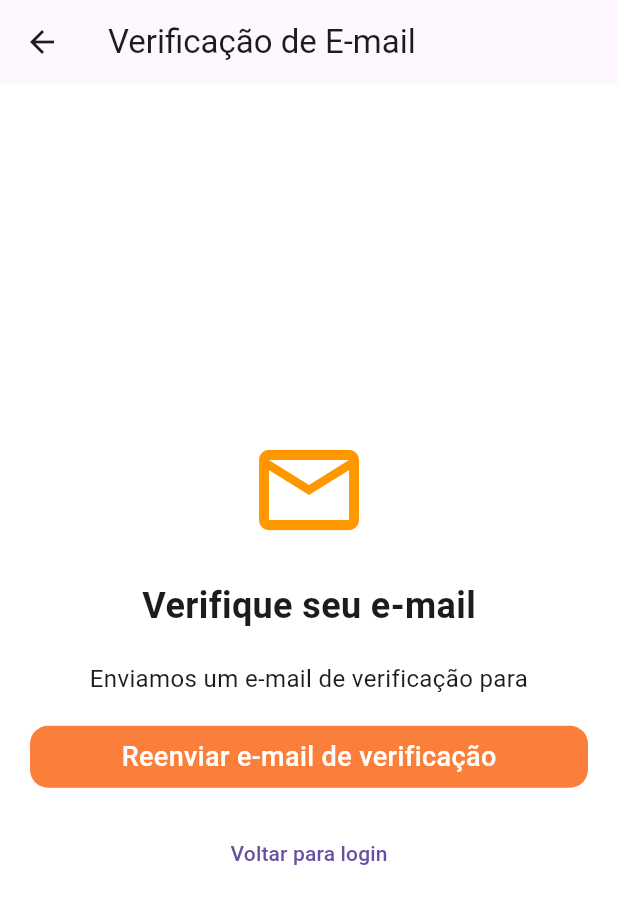
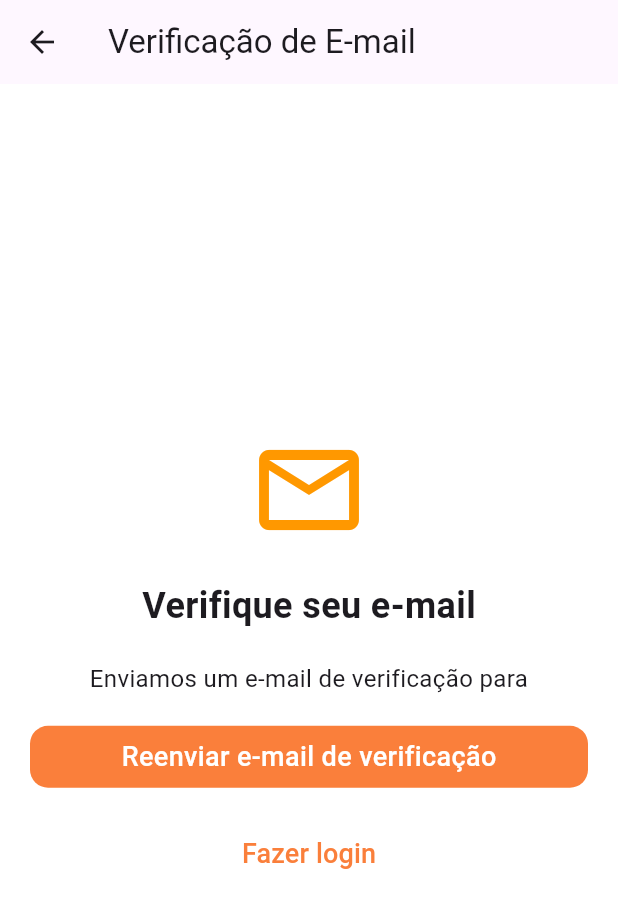
Before and after one commit to caiodantasmormito/ProFind, a Flutter app: the EmailVerificationPage screen opened directly with empty values, on a phone screen of 412 x 824 dp. Shown: the top 908 px of the screen. Run offline on Flutter 3.47's test engine with Material 3 defaults, Android fonts, the phone set to English and light mode, and no system bars; our stand-ins replace bloc, cloud_firestore, dio, equatable, firebase_auth, firebase_core and 4 more; missing offline and left inert: cpf_cnpj_validator; accounts and stored records are empty; Roboto replaces fonts that are missing (Manrope).

Commit message:
fix: layout

```diff
--- a/lib/features/registration/presentation/pages/registration_personal_info_page.dart
+++ b/lib/features/registration/presentation/pages/registration_personal_info_page.dart
@@ -126,11 +126,13 @@ class _RegistrationPageState extends State<RegistrationPage> {
             : 'Cadastro de Prestador'),
       ),
       body: SingleChildScrollView(
+        child: Padding(
           padding: const EdgeInsets.all(16.0),
           child: Form(
             key: _formKey,
             child: Column(
               spacing: 16,
+              crossAxisAlignment: CrossAxisAlignment.start,
               children: [
                 _buildNameField(),
                 _buildSurnameField(),
@@ -144,6 +146,7 @@ class _RegistrationPageState extends State<RegistrationPage> {
                 const SizedBox(height: 24),
                 _buildContinueButton(),
               ],
+            ),
           ),
         ),
       ),
--- a/lib/features/registration/presentation/pages/verification_email_page.dart
+++ b/lib/features/registration/presentation/pages/verification_email_page.dart
@@ -144,9 +144,15 @@ class _EmailVerificationPageState extends State<EmailVerificationPage> {
               TextButton(
                 onPressed: () {
                   FirebaseAuth.instance.signOut();
-                  context.pushReplacement(LoginPage.routeName);
+                  context.go(LoginPage.routeName);
                 },
-                child: const Text('Voltar para login'),
+                child: const Text(
+                  'Fazer login',
+                  style: TextStyle(
+                      fontSize: 18,
+                      fontWeight: FontWeight.w500,
+                      color: Color(0xFFfa7f3b)),
+                ),
               ),
             ],
           ),
```
Lines whose indentation alone changed are shown as unchanged.
